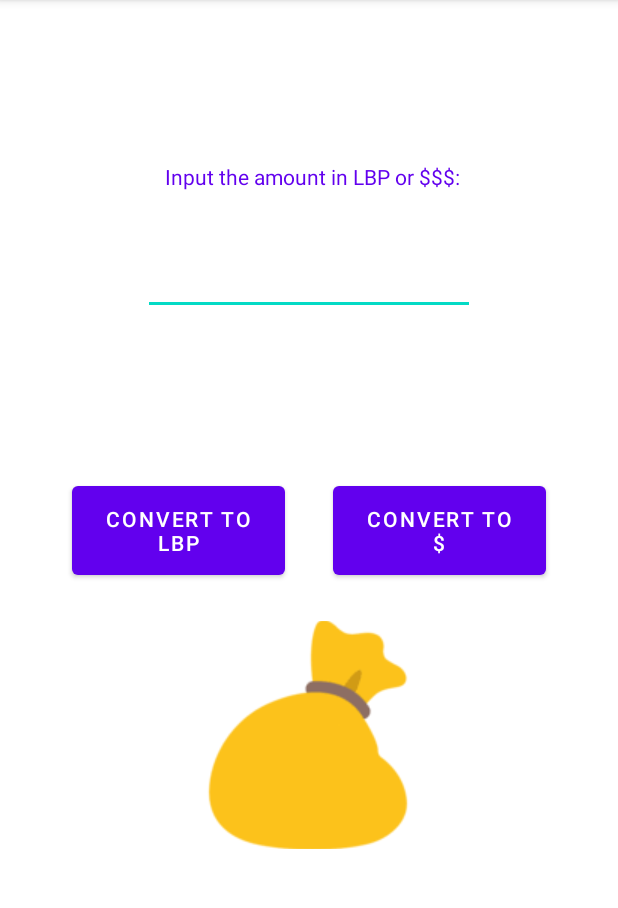
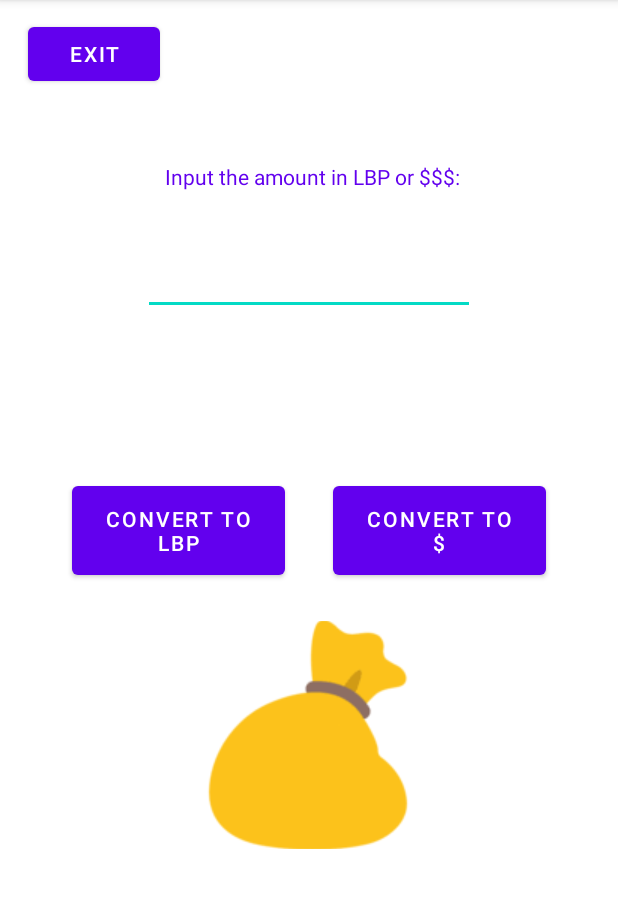
Before and after one commit to larissa-abboud/currency_converter_assignment1, an Android app: the screen it shows after launch (MainActivity), on a phone screen of 412 x 824 dp, the part 84-992 px from its top. Run offline under Robolectric (Android 15) with nearby library versions, the phone set to English and light mode, and no system bars.

Commit message:
fixed layout

```diff
--- a/csc498_assignment1_currency_converter/app/src/main/res/layout/activity_main.xml
+++ b/csc498_assignment1_currency_converter/app/src/main/res/layout/activity_main.xml
@@ -94,4 +94,18 @@
         app:layout_constraintVertical_bias="0.109"
         app:srcCompat="@drawable/money_b" />
 
+    <Button
+        android:id="@+id/button"
+        android:layout_width="wrap_content"
+        android:layout_height="wrap_content"
+        android:layout_marginStart="15dp"
+        android:layout_marginTop="12dp"
+        android:layout_marginEnd="302dp"
+        android:layout_marginBottom="92dp"
+        android:text="exit"
+        app:layout_constraintBottom_toTopOf="@+id/first"
+        app:layout_constraintEnd_toEndOf="parent"
+        app:layout_constraintStart_toStartOf="parent"
+        app:layout_constraintTop_toTopOf="parent" />
+
 </androidx.constraintlayout.widget.ConstraintLayout>
```
